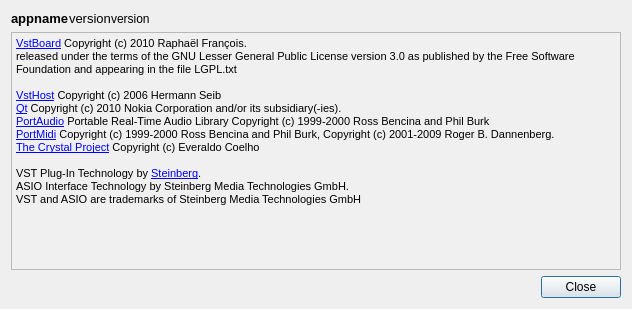
This is src/vstboard/views/aboutdialog.ui in rbarreiros/vstboard as Qt 5 draws it before an edit. The edited form follows.
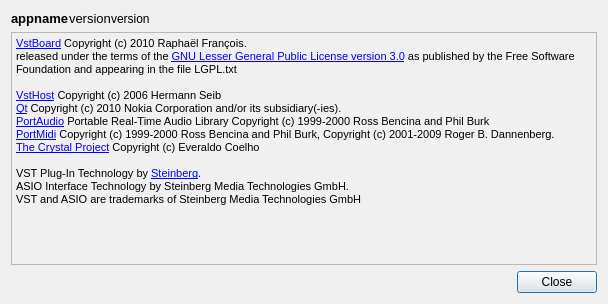
This is the edited form. Icons and pictures are not drawn.

Commit message: start menu shortcut on the right place upx & nsis script update

```diff
--- a/src/vstboard/views/aboutdialog.ui
+++ b/src/vstboard/views/aboutdialog.ui
@@ -6,8 +6,8 @@
    <rect>
     <x>0</x>
     <y>0</y>
-    <width>632</width>
-    <height>309</height>
+    <width>608</width>
+    <height>304</height>
    </rect>
   </property>
   <property name="sizePolicy">
@@ -138,7 +138,7 @@
 p, li { white-space: pre-wrap; }
 &lt;/style&gt;&lt;/head&gt;&lt;body style=&quot; font-family:'MS Shell Dlg 2'; font-size:8.25pt; font-weight:400; font-style:normal;&quot;&gt;
 &lt;p style=&quot; margin-top:0px; margin-bottom:0px; margin-left:0px; margin-right:0px; -qt-block-indent:0; text-indent:0px;&quot;&gt;&lt;a href=&quot;http://vstboard.blogspot.com/&quot;&gt;&lt;span style=&quot; font-size:8pt; text-decoration: underline; color:#0000ff;&quot;&gt;VstBoard&lt;/span&gt;&lt;/a&gt;&lt;span style=&quot; font-size:8pt; color:#000000;&quot;&gt; Copyright (c) 2010 Raphaël François. &lt;/span&gt;&lt;/p&gt;
-&lt;p style=&quot; margin-top:0px; margin-bottom:0px; margin-left:0px; margin-right:0px; -qt-block-indent:0; text-indent:0px;&quot;&gt;&lt;span style=&quot; font-size:8pt; color:#000000;&quot;&gt;released under the terms of the GNU Lesser General Public License version 3.0 as published by the Free Software Foundation and appearing in the file LGPL.txt&lt;/span&gt;&lt;/p&gt;
+&lt;p style=&quot; margin-top:0px; margin-bottom:0px; margin-left:0px; margin-right:0px; -qt-block-indent:0; text-indent:0px;&quot;&gt;&lt;span style=&quot; font-size:8pt; color:#000000;&quot;&gt;released under the terms of the &lt;/span&gt;&lt;a href=&quot;http://www.gnu.org/licenses/lgpl.html&quot;&gt;&lt;span style=&quot; font-size:8pt; text-decoration: underline; color:#0000ff;&quot;&gt;GNU Lesser General Public License version 3.0&lt;/span&gt;&lt;/a&gt;&lt;span style=&quot; font-size:8pt; color:#000000;&quot;&gt; as published by the Free Software Foundation and appearing in the file LGPL.txt&lt;/span&gt;&lt;/p&gt;
 &lt;p style=&quot;-qt-paragraph-type:empty; margin-top:0px; margin-bottom:0px; margin-left:0px; margin-right:0px; -qt-block-indent:0; text-indent:0px; font-size:8pt;&quot;&gt;&lt;/p&gt;
 &lt;p style=&quot; margin-top:0px; margin-bottom:0px; margin-left:0px; margin-right:0px; -qt-block-indent:0; text-indent:0px;&quot;&gt;&lt;a href=&quot;http://www.hermannseib.com/&quot;&gt;&lt;span style=&quot; font-size:8pt; text-decoration: underline; color:#0000ff;&quot;&gt;VstHost&lt;/span&gt;&lt;/a&gt;&lt;span style=&quot; font-size:8pt; color:#000000;&quot;&gt; Copyright (c) 2006 Hermann Seib&lt;/span&gt;&lt;/p&gt;
 &lt;p style=&quot; margin-top:0px; margin-bottom:0px; margin-left:0px; margin-right:0px; -qt-block-indent:0; text-indent:0px;&quot;&gt;&lt;a href=&quot;http://qt.nokia.com&quot;&gt;&lt;span style=&quot; font-size:8pt; text-decoration: underline; color:#0000ff;&quot;&gt;Qt&lt;/span&gt;&lt;/a&gt;&lt;span style=&quot; font-size:8pt; color:#000000;&quot;&gt; Copyright (c) 2010 Nokia Corporation and/or its subsidiary(-ies).&lt;/span&gt;&lt;/p&gt;
```
Left out of the diff: 10 changed lines with no effect on the pictures. The commit also changes 10 other files.
